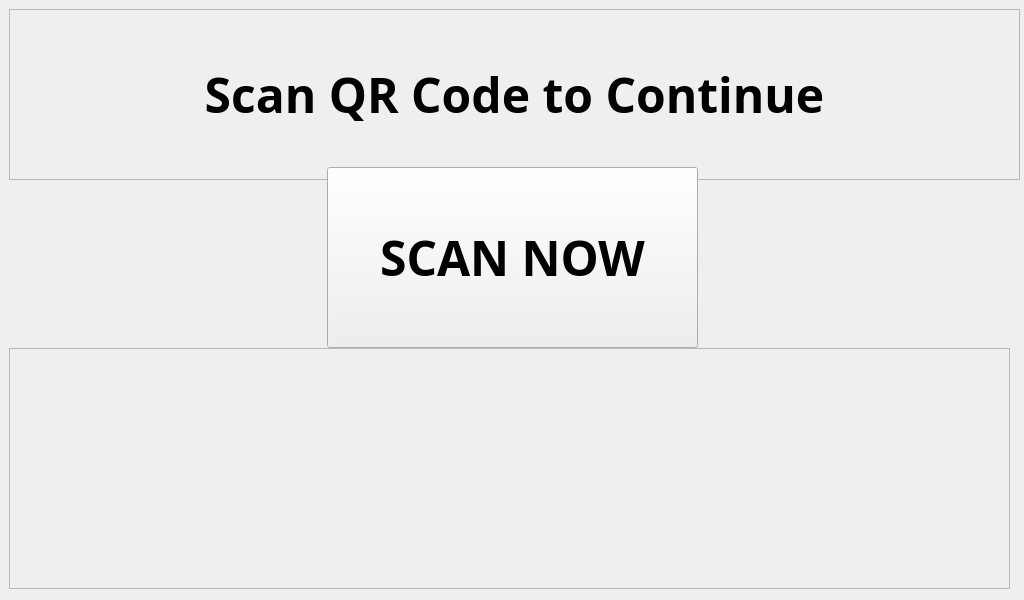
Qt form RASPI/scan_qr_code.ui (Pwersa/Medical-Cabinet) before a commit.
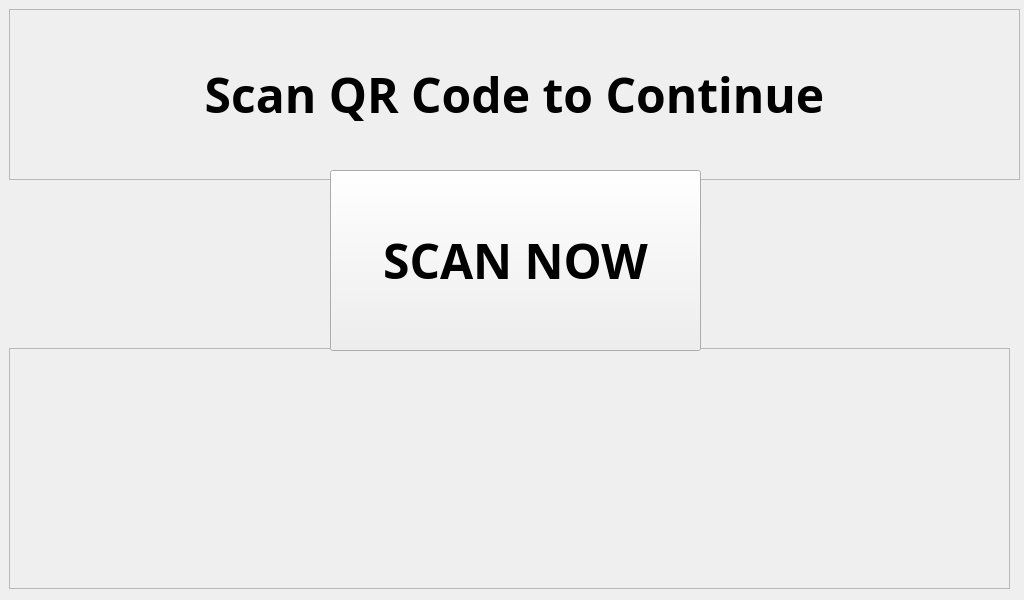
The same form after that commit. Icons and pictures are not drawn.

The edit to the form file:
```diff
--- a/RASPI/scan_qr_code.ui
+++ b/RASPI/scan_qr_code.ui
@@ -149,8 +149,8 @@
    <widget class="QPushButton" name="scan_button">
     <property name="geometry">
      <rect>
-      <x>327</x>
-      <y>167</y>
+      <x>330</x>
+      <y>170</y>
       <width>371</width>
       <height>181</height>
      </rect>
```
Left out of the diff: 6 changed lines with no effect on the pictures.
